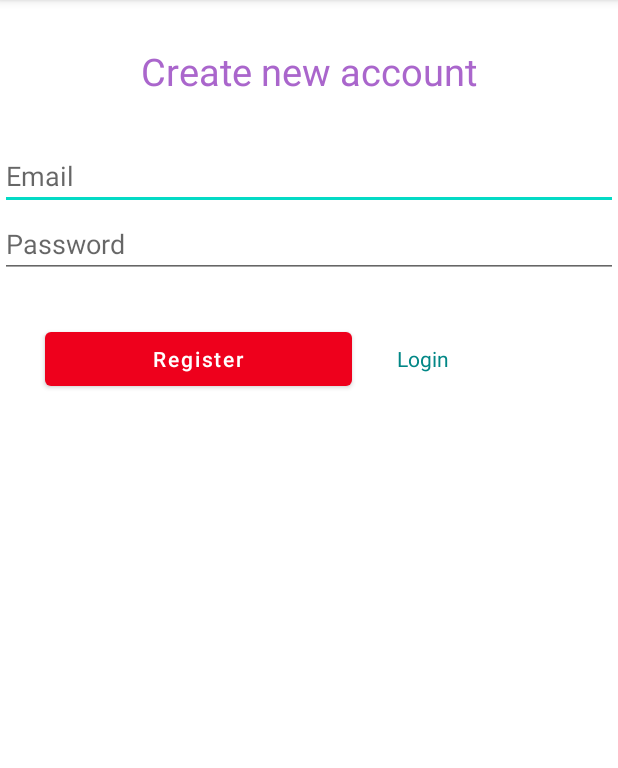
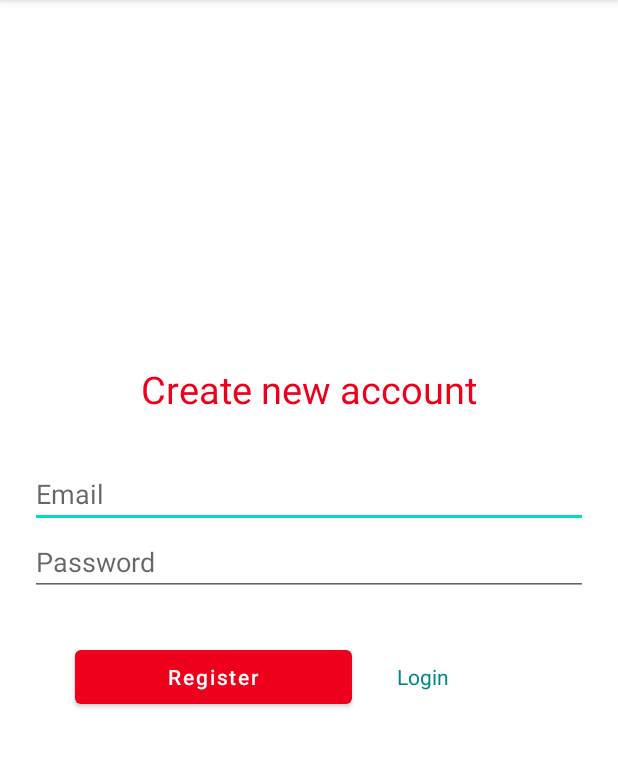
Before and after one commit to JeffXJin/COMP3717Assignment2, an Android app: the RegisterActivity screen opened directly, with no data from a screen before it, on a phone screen of 412 x 824 dp, the part 84-852 px from its top. Run offline under Robolectric (Android 15) with nearby library versions, the phone set to English and light mode, and no system bars; our stand-ins replace Firebase (no records; nobody signed in at launch, a user with empty details on screens opened directly); 1 statement that could not run was skipped.

Commit message:
Updated Register page

```diff
--- a/app/src/main/res/layout/activity_register.xml
+++ b/app/src/main/res/layout/activity_register.xml
@@ -3,7 +3,10 @@
     xmlns:app="http://schemas.android.com/apk/res-auto"
     xmlns:tools="http://schemas.android.com/tools"
     android:layout_width="match_parent"
-    android:layout_height="match_parent"
+    android:layout_height="wrap_content"
+    android:layout_gravity="center_vertical"
+    android:layout_marginLeft="20dp"
+    android:layout_marginRight="20dp"
     android:orientation="vertical"
     tools:context=".RegisterActivity">
 
@@ -11,10 +14,9 @@
         android:id="@+id/tvApp"
         android:layout_width="wrap_content"
         android:layout_height="wrap_content"
-        android:layout_marginTop="30dp"
         android:textSize="25sp"
         android:layout_gravity="center"
-        android:textColor="@android:color/holo_purple"
+        android:textColor="@color/primary"
         android:text="@string/create_new_account" />
 
     <EditText
```
